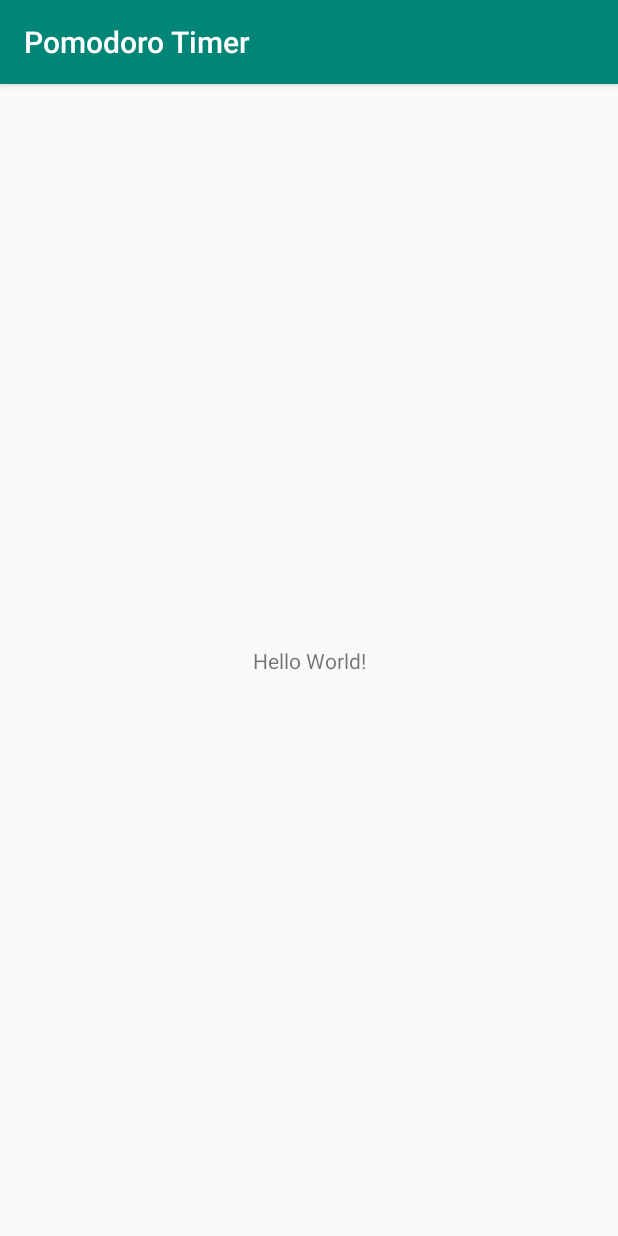
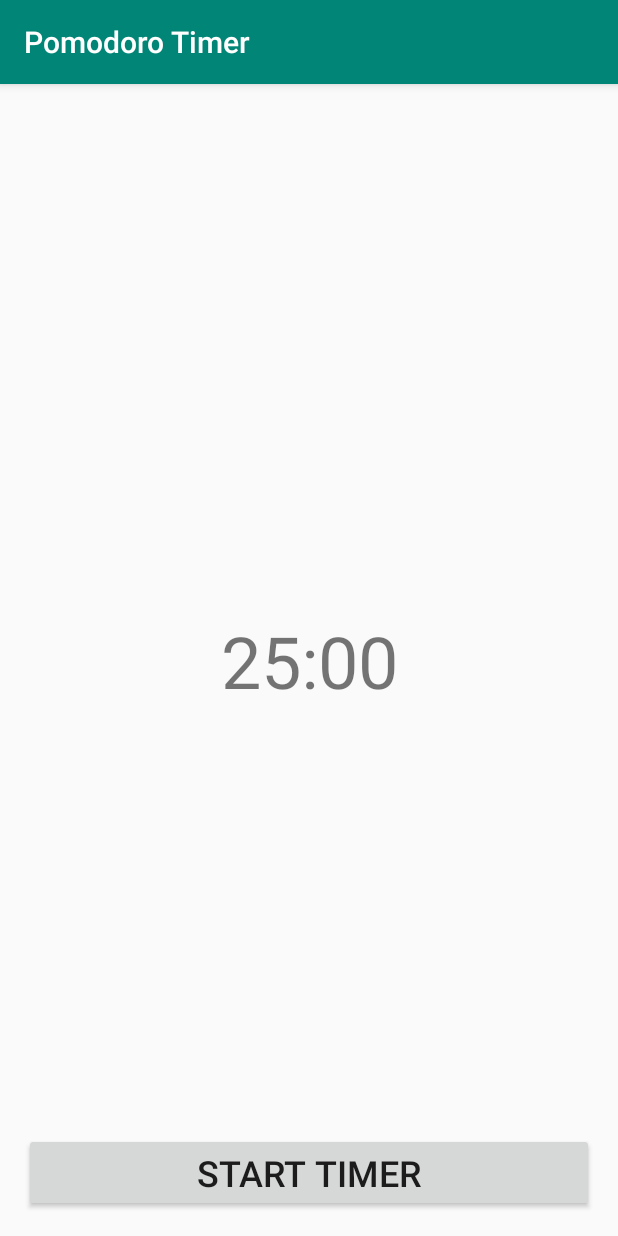
Before and after one commit to dlweatherhead/pomodoro-android, an Android app: the screen it shows after launch (MainActivity), on a phone screen of 412 x 824 dp. Run offline under Robolectric (Android 15) with nearby library versions, the phone set to English and light mode, and no system bars; our stand-ins replace data binding.

Commit message:
Implemented Pomodoro timer counter
- Counter counts down from 25min (in 500ms ticks)
- Displays in neat format on each tick
- Timer is started on button click

```diff
--- a/app/build.gradle
+++ b/app/build.gradle
@@ -3,6 +3,8 @@ apply plugin: 'com.android.application'
 apply plugin: 'kotlin-android'
 
 apply plugin: 'kotlin-android-extensions'
+
+apply plugin: 'kotlin-kapt'
 
 android {
     compileSdkVersion 28
@@ -20,6 +22,9 @@ android {
             proguardFiles getDefaultProguardFile('proguard-android-optimize.txt'), 'proguard-rules.pro'
         }
     }
+    dataBinding {
+        enabled = true
+    }
 }
 
 dependencies {
@@ -27,6 +32,9 @@ dependencies {
     implementation "org.jetbrains.kotlin:kotlin-stdlib-jdk7:$kotlin_version"
     implementation 'com.android.support:appcompat-v7:28.0.0'
     implementation 'com.android.support.constraint:constraint-layout:1.1.3'
+
+    implementation 'android.arch.lifecycle:extensions:1.1.1'
+
     testImplementation 'junit:junit:4.12'
     androidTestImplementation 'com.android.support.test:runner:1.0.2'
     androidTestImplementation 'com.android.support.test.espresso:espresso-core:3.0.2'
--- a/app/src/main/java/com/github/dlweatherhead/pomodorotimer/MainActivity.kt
+++ b/app/src/main/java/com/github/dlweatherhead/pomodorotimer/MainActivity.kt
@@ -1,12 +1,23 @@
 package com.github.dlweatherhead.pomodorotimer
 
+import android.arch.lifecycle.ViewModelProviders
+import android.databinding.DataBindingUtil
+import android.os.Bundle
 import android.support.v7.app.AppCompatActivity
-import android.os.Bundle
+import com.github.dlweatherhead.pomodorotimer.databinding.ActivityMainBinding
 
 class MainActivity : AppCompatActivity() {
 
+    private val viewModel by lazy { ViewModelProviders.of(this).get(PomodoroTimerViewModel::class.java) }
+
+    lateinit var binding: ActivityMainBinding
+
     override fun onCreate(savedInstanceState: Bundle?) {
         super.onCreate(savedInstanceState)
-        setContentView(R.layout.activity_main)
+
+        binding = DataBindingUtil.setContentView(this, R.layout.activity_main)
+        binding.viewModel = viewModel
+
+        binding.startButton.setOnClickListener { viewModel.startTimer() }
     }
 }
--- /dev/null
+++ b/app/src/main/java/com/github/dlweatherhead/pomodorotimer/PomodoroTimerViewModel.kt
@@ -0,0 +1,39 @@
+package com.github.dlweatherhead.pomodorotimer
+
+import android.app.Application
+import android.arch.lifecycle.AndroidViewModel
+import android.databinding.ObservableField
+import android.os.CountDownTimer
+import java.util.concurrent.TimeUnit
+
+class PomodoroTimerViewModel(app: Application) : AndroidViewModel(app) {
+
+    val pomodoroLength = 25 * 60 * 1000L
+    val counterInterval = 500L
+
+    val timerText = ObservableField<String>(convertToTimeDisplay(pomodoroLength))
+
+    private val countdownTimer = object : CountDownTimer(pomodoroLength, counterInterval) {
+        override fun onFinish() {
+            timerText.set("Take a break!")
+        }
+
+        override fun onTick(millisUntilFinished: Long) {
+            timerText.set(convertToTimeDisplay(millisUntilFinished))
+        }
+    }
+
+    fun startTimer() {
+        countdownTimer.start()
+    }
+
+    // TODO: Convert to utility
+    private fun convertToTimeDisplay(milliseconds: Long): String {
+        val minutes = TimeUnit.MILLISECONDS.toMinutes(milliseconds)
+        val totalSeconds = TimeUnit.MILLISECONDS.toSeconds(milliseconds)
+        val minuteSeconds = TimeUnit.MINUTES.toSeconds(minutes)
+
+        // TODO: Extract format
+        return String.format("%02d:%02d", minutes, totalSeconds - minuteSeconds)
+    }
+}
--- a/app/src/main/res/layout/activity_main.xml
+++ b/app/src/main/res/layout/activity_main.xml
@@ -1,19 +1,42 @@
 <?xml version="1.0" encoding="utf-8"?>
-<android.support.constraint.ConstraintLayout
-        xmlns:android="http://schemas.android.com/apk/res/android"
+<layout>
+
+    <data>
+
+        <variable
+            name="viewModel"
+            type="com.github.dlweatherhead.pomodorotimer.PomodoroTimerViewModel" />
+    </data>
+
+    <android.support.constraint.ConstraintLayout xmlns:android="http://schemas.android.com/apk/res/android"
+        xmlns:app="http://schemas.android.com/apk/res-auto"
         xmlns:tools="http://schemas.android.com/tools"
-        xmlns:app="http://schemas.android.com/apk/res-auto"
         android:layout_width="match_parent"
         android:layout_height="match_parent"
         tools:context=".MainActivity">
 
-    <TextView
+        <TextView
+            android:id="@+id/timer_text"
             android:layout_width="wrap_content"
             android:layout_height="wrap_content"
-            android:text="Hello World!"
+            android:text="@{viewModel.timerText}"
+            android:textSize="@dimen/pomodoro_timer_text_size"
             app:layout_constraintBottom_toBottomOf="parent"
             app:layout_constraintLeft_toLeftOf="parent"
             app:layout_constraintRight_toRightOf="parent"
-            app:layout_constraintTop_toTopOf="parent"/>
+            app:layout_constraintTop_toTopOf="parent" />
 
-</android.support.constraint.ConstraintLayout>
+        <Button
+            android:id="@+id/start_button"
+            android:layout_width="match_parent"
+            android:layout_height="wrap_content"
+            android:layout_margin="16dp"
+            android:text="@string/pomodoro_button_label"
+            android:textSize="@dimen/pomodoro_button_text_size"
+            app:layout_constraintBottom_toBottomOf="parent"
+            app:layout_constraintLeft_toLeftOf="parent"
+            app:layout_constraintLeft_toRightOf="parent" />
+
+    </android.support.constraint.ConstraintLayout>
+
+</layout>
--- /dev/null
+++ b/app/src/main/res/values/dimens.xml
@@ -0,0 +1,5 @@
+<?xml version="1.0" encoding="utf-8"?>
+<resources>
+    <dimen name="pomodoro_button_text_size">24sp</dimen>
+    <dimen name="pomodoro_timer_text_size">48sp</dimen>
+</resources>
--- a/app/src/main/res/values/strings.xml
+++ b/app/src/main/res/values/strings.xml
@@ -1,3 +1,4 @@
 <resources>
     <string name="app_name">Pomodoro Timer</string>
+    <string name="pomodoro_button_label">Start Timer</string>
 </resources>
```
